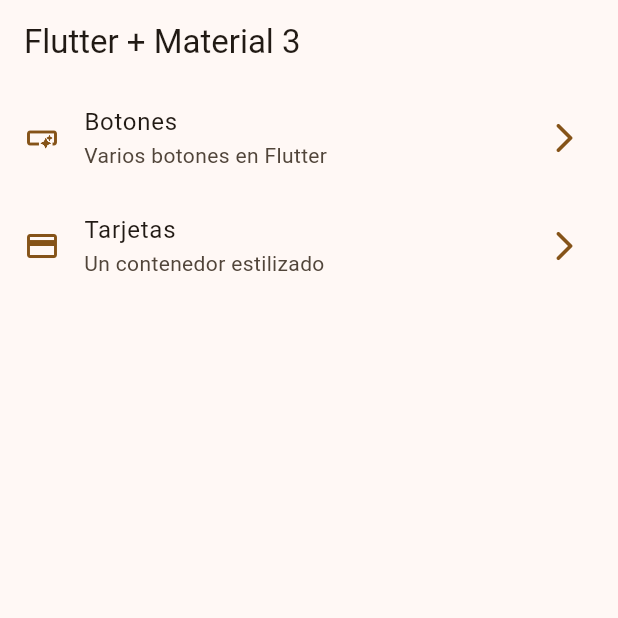
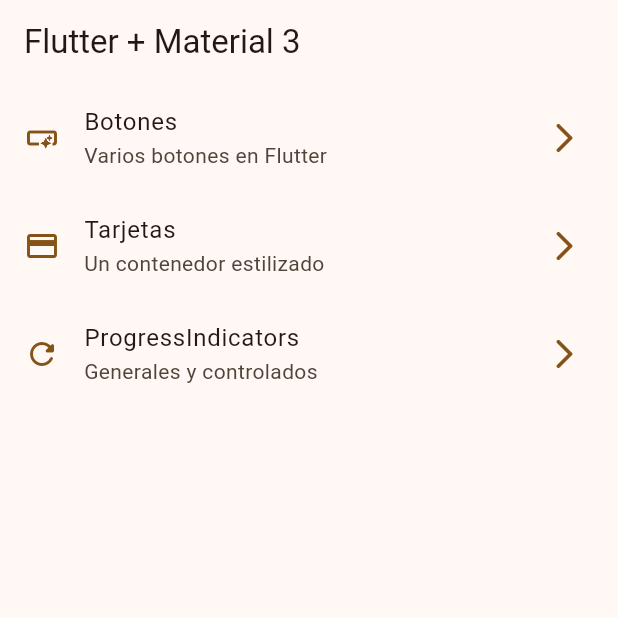
Before and after one commit to elcama86/widgets_app, a Flutter app: the screen it shows after launch, on a phone screen of 412 x 824 dp, the top half of it. Run offline on Flutter 3.47's test engine with Material 2 defaults, Android fonts, the phone set to English and light mode, and no system bars; our stand-ins replace go_router.

Commit message:
progress indicator finished

```diff
--- a/lib/config/menu/menu_items.dart
+++ b/lib/config/menu/menu_items.dart
@@ -27,4 +27,10 @@ const List<MenuItem> appMenuItems = [
     link: "/cards",
     icon: Icons.credit_card,
   ),
+  MenuItem(
+    title: "ProgressIndicators",
+    subTitle: "Generales y controlados",
+    link: "/progress",
+    icon: Icons.refresh_rounded,
+  ),
 ];
--- a/lib/config/router/app_router.dart
+++ b/lib/config/router/app_router.dart
@@ -19,5 +19,10 @@ final appRouter = GoRouter(
       name: CardsScreen.name,
       builder: (context, state) => const CardsScreen(),
     ),
+    GoRoute(
+      path: '/progress',
+      name: ProgressScreen.name,
+      builder: (context, state) => const ProgressScreen(),
+    ),
   ],
 );
```
Also changed, not shown: lib/presentation/screens/progress/progress_screen.dart (+77 -1 lines).
